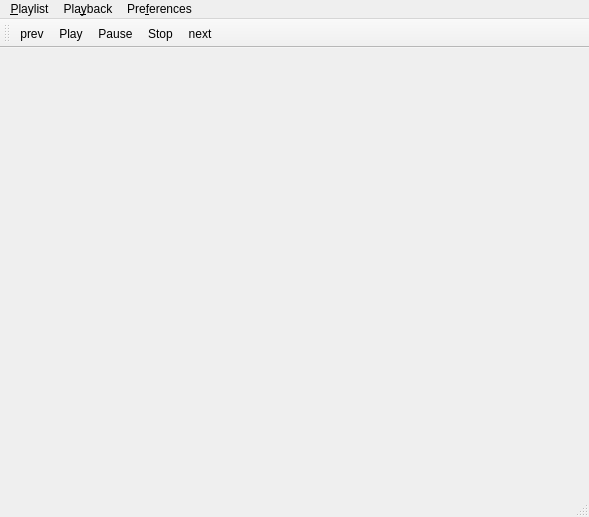
Before: the Qt Designer form ui/mainwindow.ui in abenea/fubar, drawn with Qt 5.
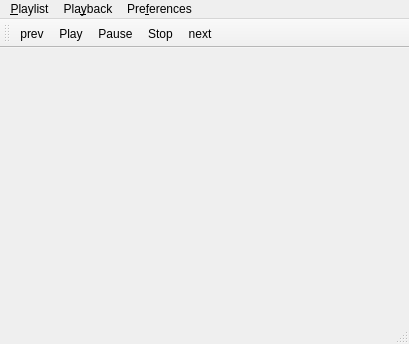
After: the same form once the commit is applied. Icons and pictures are not drawn.

Commit message: Add quit button and part of its functionality.

Patch:
```diff
--- a/ui/mainwindow.ui
+++ b/ui/mainwindow.ui
@@ -6,8 +6,8 @@
    <rect>
     <x>0</x>
     <y>0</y>
-    <width>589</width>
-    <height>517</height>
+    <width>409</width>
+    <height>344</height>
    </rect>
   </property>
   <property name="windowTitle">
@@ -38,7 +38,7 @@
     <rect>
      <x>0</x>
      <y>0</y>
-     <width>589</width>
+     <width>409</width>
      <height>20</height>
     </rect>
    </property>
```
Left out of the diff: 19 changed lines with no effect on the pictures. The commit also changes 2 other files.
